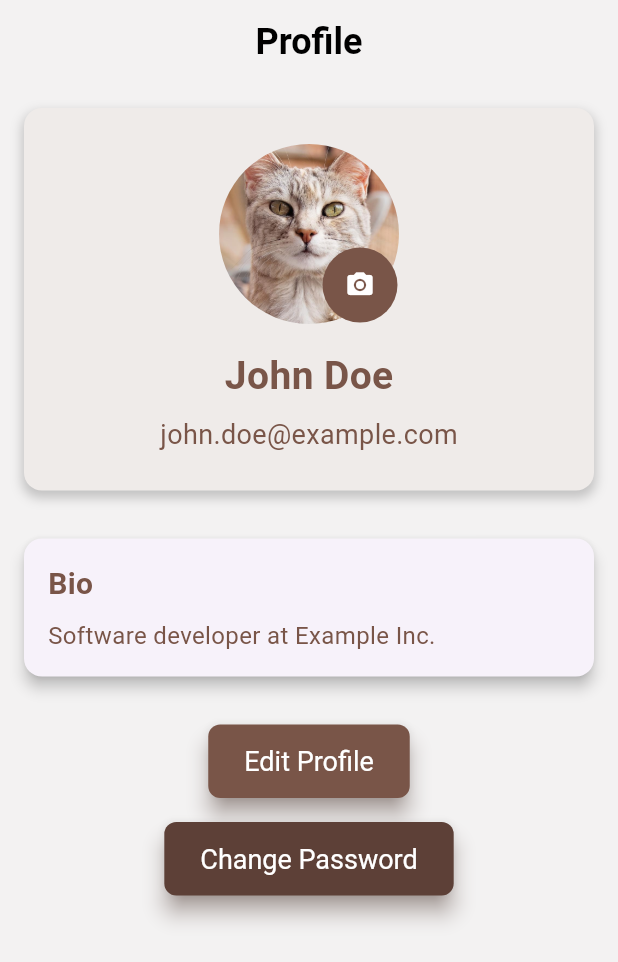
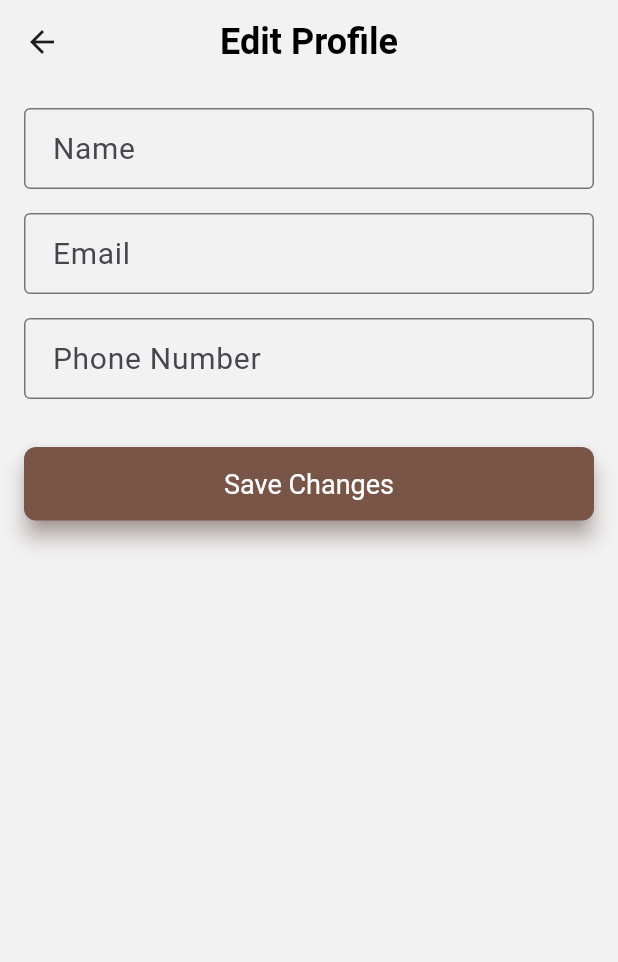
Before and after one commit to ST60002CEM/batch32b-Nishmaa93, a Flutter app: the ProfileView screen opened directly, after a tap on "Edit Profile", on a phone screen of 412 x 824 dp. Shown: the top 962 px of the screen. Run offline on Flutter 3.47's test engine with Material 3 defaults, Android fonts, the light colour scheme and no system bars; our stand-ins replace dartz, dio, equatable, flutter_riverpod, hive_flutter, pretty_dio_logger and 2 more; accounts and stored records are empty; Roboto replaces fonts that are missing (Montserrat).

Commit message:
Edit Profile UI

```diff
--- a/lib/features/profile/presentation/view/edit_profile_view.dart
+++ b/lib/features/profile/presentation/view/edit_profile_view.dart
@@ -0,0 +1,117 @@
+import 'package:flutter/material.dart';
+import 'package:flutter_riverpod/flutter_riverpod.dart';
+import 'package:kaamkuro/core/common/my_snackbar.dart';
+
+class EditProfileView extends ConsumerStatefulWidget {
+  @override
+  _EditProfileViewState createState() => _EditProfileViewState();
+}
+
+class _EditProfileViewState extends ConsumerState<EditProfileView> {
+  final _formKey = GlobalKey<FormState>();
+  String? _name;
+  String? _email;
+  String? _phoneNumber;
+
+  @override
+  Widget build(BuildContext context) {
+    return Scaffold(
+      appBar: AppBar(
+        title: const Text(
+          'Edit Profile',
+          style: TextStyle(
+              color: Colors.black, fontWeight: FontWeight.bold, fontSize: 24),
+        ),
+      ),
+      body: Padding(
+        padding: const EdgeInsets.all(16.0),
+        child: Form(
+          key: _formKey,
+          child: Column(
+            crossAxisAlignment: CrossAxisAlignment.stretch,
+            children: [
+              TextFormField(
+                initialValue: _name,
+                decoration: InputDecoration(
+                  labelText: 'Name',
+                ),
+                onChanged: (value) {
+                  setState(() {
+                    _name = value;
+                  });
+                },
+                validator: (value) {
+                  if (value == null || value.isEmpty) {
+                    return 'Please enter your name';
+                  }
+                  return null;
+                },
+              ),
+              SizedBox(height: 16.0),
+              TextFormField(
+                initialValue: _email,
+                decoration: InputDecoration(
+                  labelText: 'Email',
+                ),
+                onChanged: (value) {
+                  setState(() {
+                    _email = value;
+                  });
+                },
+                validator: (value) {
+                  if (value == null || value.isEmpty) {
+                    return 'Please enter your email';
+                  } else if (!RegExp(r'^[^@]+@[^@]+\.[^@]+').hasMatch(value)) {
+                    return 'Please enter a valid email';
+                  }
+                  return null;
+                },
+              ),
+              SizedBox(height: 16.0),
+              TextFormField(
+                initialValue: _phoneNumber,
+                decoration: InputDecoration(
+                  labelText: 'Phone Number',
+                ),
+                onChanged: (value) {
+                  setState(() {
+                    _phoneNumber = value;
+                  });
+                },
+                validator: (value) {
+                  if (value == null || value.isEmpty) {
+                    return 'Please enter your phone number';
+                  } else if (!RegExp(r'^\d+$').hasMatch(value)) {
+                    return 'Please enter a valid phone number';
+                  }
+                  return null;
+                },
+              ),
+              SizedBox(height: 32.0),
+              ElevatedButton(
+                onPressed: () {
+                  if (_formKey.currentState!.validate()) {
+                    // Handle apply functionality
+                    showMySnackBar(message: 'Profile has been updated.');
+                  }
+                },
+                style: ElevatedButton.styleFrom(
+                  backgroundColor: Colors.brown,
+                  padding:
+                      const EdgeInsets.symmetric(horizontal: 24, vertical: 14),
+                  textStyle: const TextStyle(fontSize: 18),
+                  shape: RoundedRectangleBorder(
+                    borderRadius: BorderRadius.circular(8),
+                  ),
+                  elevation: 6,
+                  shadowColor: Colors.brown.shade400,
+                ),
+                child: const Text('Save Changes'),
+              )
+            ],
+          ),
+        ),
+      ),
+    );
+  }
+}
--- a/lib/features/profile/presentation/view/profile_view.dart
+++ b/lib/features/profile/presentation/view/profile_view.dart
@@ -1,6 +1,7 @@
 import 'package:flutter/material.dart';
 import 'package:flutter_riverpod/flutter_riverpod.dart';
 import 'package:kaamkuro/features/profile/presentation/view/change_password_view.dart';
+import 'package:kaamkuro/features/profile/presentation/view/edit_profile_view.dart';
 import 'package:kaamkuro/features/profile/presentation/viewmodel/profile_view_model.dart';
 
 class ProfileView extends ConsumerStatefulWidget {
@@ -148,11 +149,11 @@ class _ProfileViewState extends ConsumerState<ProfileView> {
                         child: ElevatedButton(
                           onPressed: () {
                             // Navigate to edit profile screen
-                            // Navigator.push(
-                            //   context,
-                            //   MaterialPageRoute(
-                            //       builder: (context) => EditProfileView()),
-                            // );
+                            Navigator.push(
+                              context,
+                              MaterialPageRoute(
+                                  builder: (context) => EditProfileView()),
+                            );
                           },
                           style: ElevatedButton.styleFrom(
                             backgroundColor: Colors.brown,
```
